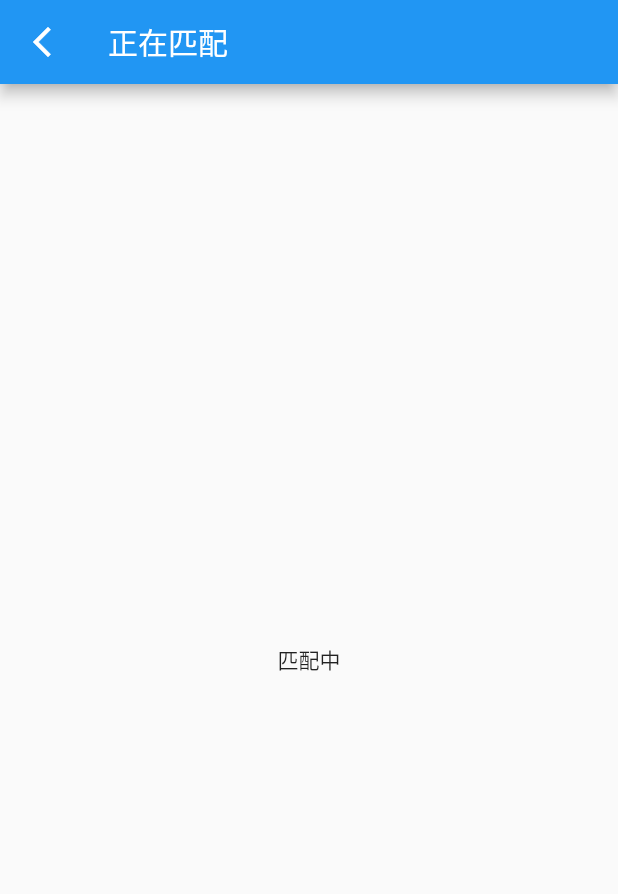
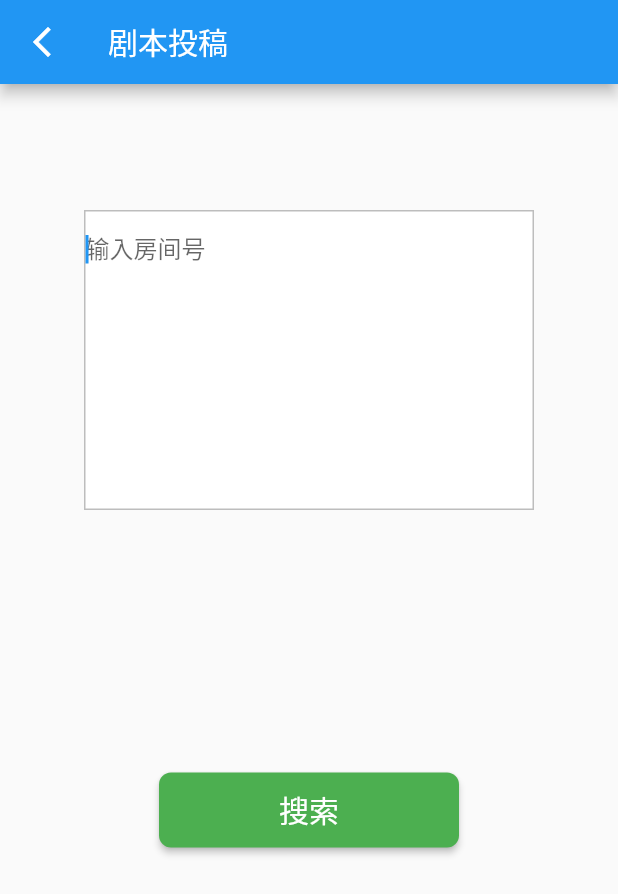
Before and after one commit to 1621391916/RandomDice, a Flutter app: the screen it shows after launch, after a tap on "匹配", on a phone screen of 412 x 824 dp. Shown: the top 894 px of the screen. Run offline on Flutter 3.47's test engine with Material 2 defaults, Android fonts, the light colour scheme and no system bars; our stand-ins replace google_nav_bar, line_icons.

Commit message:
匹配按钮改为搜索房间号

```diff
--- a/lib/pages/HomePage/ChooseCharacterPage.dart
+++ b/lib/pages/HomePage/ChooseCharacterPage.dart
@@ -82,16 +82,16 @@ class JoinRoomButton extends StatelessWidget {
   @override
   Widget build(BuildContext context) {
     return ElevatedButton(
-      onPressed: (){},
+      onPressed: (){Navigator.pushNamed(context, '/createRoom');},
       style: ButtonStyle(
         textStyle: MaterialStateProperty.all(const TextStyle(fontSize: 15)),
-        backgroundColor: MaterialStateProperty.all(Colors.green[500]),
+        backgroundColor: MaterialStateProperty.all(Colors.orange),
         minimumSize: MaterialStateProperty.all(const Size(50, 40)),
         shape: MaterialStateProperty.all(
             RoundedRectangleBorder(borderRadius: BorderRadius.circular(8))//圆角弧度
         ),
       ),
-      child: const Text("前往组团"),
+      child: const Text("前往房间"),
     );
   }
 }
--- a/lib/pages/HomePage/CreateRoomPage.dart
+++ b/lib/pages/HomePage/CreateRoomPage.dart
@@ -52,7 +52,7 @@ class _CreateRoomPageState extends State<CreateRoomPage> {
     );
     return Scaffold(
       appBar: AppBar(
-        title: const Text("创建房间"),
+        title: const Text("房间"),
         leading: Builder(builder: (context) {
           return IconButton(
             icon: const Icon(Icons.arrow_back_ios_new, color: Colors.white), //自定义图标
--- a/lib/pages/HomePage/HomePage.dart
+++ b/lib/pages/HomePage/HomePage.dart
@@ -17,7 +17,7 @@ class _HomePageState extends State<HomePage> {
       body: ListView(
         physics: const BouncingScrollPhysics(),
         shrinkWrap: true,
-        padding: const EdgeInsets.all(10.0),
+        padding: const EdgeInsets.all(16.0),
         children: const <Widget>[
           TopButtonsWidget(),
           RecommendSlidWidget(),
@@ -82,7 +82,7 @@ class MatchButton extends StatelessWidget {
   @override
   Widget build(BuildContext context) {
     return ElevatedButton(
-      onPressed: (){Navigator.pushNamed(context, '/match');},
+      onPressed: (){Navigator.pushNamed(context, '/joinRoom');},
       style: ButtonStyle(
         textStyle: MaterialStateProperty.all(const TextStyle(fontSize: 30)),
         backgroundColor: MaterialStateProperty.all(Colors.green[500]),
@@ -256,10 +256,10 @@ class RecommendUnit extends StatelessWidget {
       decoration: BoxDecoration(
         // border: Border.all(color: Colors.black26),
         color: Colors.white,
-        borderRadius: BorderRadius.circular((12)),
+        borderRadius: BorderRadius.circular((10)),
         boxShadow: const [
           BoxShadow(
-              color: Color(0xFFD5D5D5),
+              color: Color(0xECDAD8D8),
               offset: Offset(2.0, 2.0),
               blurRadius: 6.0, spreadRadius: 1.0
           ),
--- /dev/null
+++ b/lib/pages/HomePage/JoinRoomPage.dart
@@ -0,0 +1,83 @@
+import 'package:flutter/material.dart';
+
+class JoinRoomPage extends StatefulWidget {
+  const JoinRoomPage({Key? key}) : super(key: key);
+
+  @override
+  State<JoinRoomPage> createState() => _JoinRoomPageState();
+}
+
+class _JoinRoomPageState extends State<JoinRoomPage> {
+  @override
+  Widget build(BuildContext context) {
+    var mainBody = SizedBox(
+      width: 300,
+      height: 600,
+      child: Column(
+        children: [
+          Expanded(
+            flex: 1,
+            child: Container(
+              height: 20,
+              decoration: BoxDecoration(
+                border: Border.all(color: Colors.black26),
+                color: Colors.white,
+                borderRadius: BorderRadius.circular((0)),
+              ),
+              child: const TextField(
+                autofocus: true,
+                decoration: InputDecoration(
+                  // labelText: "输入标题，2-30字",
+                  hintText: "输入房间号",
+                  border: InputBorder.none,
+                  contentPadding: EdgeInsets.symmetric(vertical: 10.0),
+                  // prefixIcon: Icon(Icons.person)
+                ),
+              ),
+            )
+          ),
+          // const Spacer(flex: 6,),
+          Expanded(
+            flex: 2,
+            child: Row(
+              mainAxisAlignment: MainAxisAlignment.center,
+              children: [
+                Container(
+                  // margin: const EdgeInsets.all(10.0),
+                  child: ElevatedButton(
+                  onPressed: () { Navigator.pushNamed(context, '/chooseCharacter'); },
+                    style: ButtonStyle(
+                      textStyle: MaterialStateProperty.all(const TextStyle(fontSize: 20)),
+                      backgroundColor: MaterialStateProperty.all(Colors.green[500]),
+                      minimumSize: MaterialStateProperty.all(const Size(200, 50)),
+                      shape: MaterialStateProperty.all(
+                          RoundedRectangleBorder(borderRadius: BorderRadius.circular(8))//圆角弧度
+                      ),
+                    ),
+                    child: const Text('搜索'),
+                  ),
+                )
+              ],
+            )
+          )
+        ],
+      )
+    );
+    return Scaffold(
+      appBar: AppBar(
+        title: const Text("剧本投稿"),
+        leading: Builder(builder: (context) {
+          return IconButton(
+            icon: const Icon(Icons.arrow_back_ios_new, color: Colors.white), //自定义图标
+            onPressed: () {
+              // 打开抽屉菜单
+              Navigator.of(context).pop();
+            },
+          );
+        }),
+      ),
+      resizeToAvoidBottomInset: false,
+      body: Center(child: mainBody,)
+    );
+  }
+}
--- a/lib/routes.dart
+++ b/lib/routes.dart
@@ -8,6 +8,7 @@ import './pages/HomePage/ChooseCharacterPage.dart';
 import './pages/HomePage/CreateCharacterPage.dart';
 import './pages/HomePage/CreateScriptPage.dart';
 import './pages/HomePage/CreateRoomPage.dart';
+import './pages/HomePage/JoinRoomPage.dart';
 
 //配置路由,定义Map类型的routes,Key为String类型，Value为Function类型
 final Map<String,Function> routes={
@@ -19,6 +20,7 @@ final Map<String,Function> routes={
   '/createCharacter': (context,{arguments})=>const CreateCharacterPage(),
   '/createScript': (context,{arguments})=>const CreateScriptPage(),
   '/createRoom': (context,{arguments})=>const CreateRoomPage(),
+  '/joinRoom': (context,{arguments})=>const JoinRoomPage(),
 };
 
 //固定写法
```
Also changed, not shown: lib/pages/CommunityPage/CommunityPage.dart (indentation only).
